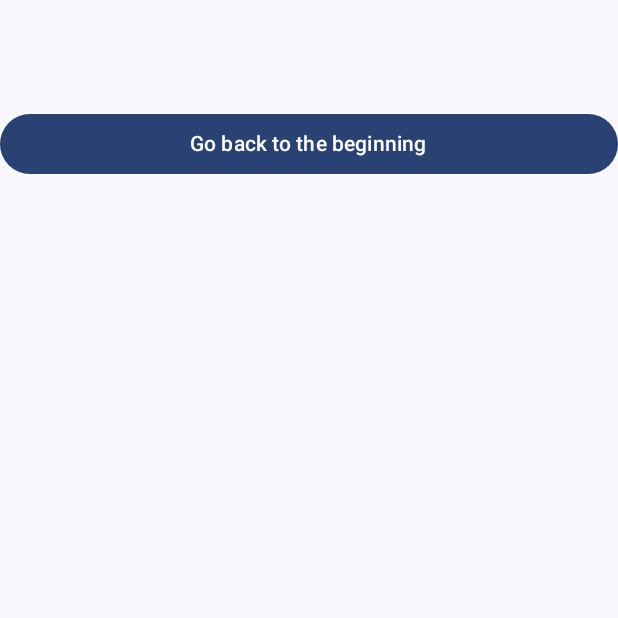
After one commit to sarahmarie23/Spring-2024-App-Project, an Android app built with Jetpack Compose: the composable AnswerScreen called with empty values, on a phone screen of 412 x 824 dp, the top half of it. The commit adds this screen. Run offline under Robolectric (Android 15) with nearby library versions, the phone set to English and light mode, and no system bars; 1 statement that could not run was skipped.

Commit message:
2 screen app with a button to switch between them

```diff
--- a/app/build.gradle.kts
+++ b/app/build.gradle.kts
@@ -59,6 +59,8 @@ dependencies {
     implementation(libs.androidx.ui.graphics)
     implementation(libs.androidx.ui.tooling.preview)
     implementation(libs.androidx.material3)
+    implementation(libs.androidx.navigation.runtime.ktx)
+    implementation(libs.androidx.navigation.compose)
     testImplementation(libs.junit)
     androidTestImplementation(libs.androidx.junit)
     androidTestImplementation(libs.androidx.espresso.core)
--- /dev/null
+++ b/app/src/main/java/com/example/css545application/ui/AnswerScreen.kt
@@ -0,0 +1,37 @@
+package com.example.css545application.ui
+
+import androidx.compose.foundation.layout.Column
+import androidx.compose.foundation.layout.fillMaxSize
+import androidx.compose.foundation.layout.fillMaxWidth
+import androidx.compose.foundation.layout.padding
+import androidx.compose.material3.Button
+import androidx.compose.material3.Text
+import androidx.compose.runtime.Composable
+import androidx.compose.ui.Modifier
+import androidx.compose.ui.res.stringResource
+import androidx.compose.ui.tooling.preview.Preview
+import androidx.compose.ui.unit.dp
+import androidx.navigation.NavController
+import com.example.css545application.JokeScreen
+import com.example.css545application.R
+import com.example.css545application.ui.theme.CSS545ApplicationTheme
+
+@Composable
+fun AnswerScreen(
+    navController: NavController,
+    answer: String,
+    onNextButtonClicked: () -> Unit,
+    modifier: Modifier = Modifier
+) {
+    Column {
+        JokeText(answer)
+        Button(
+            modifier = Modifier.fillMaxWidth(),
+            onClick = {
+                navController.navigate(JokeScreen.Question.name)
+            }
+        ) {
+            Text(text = stringResource(R.string.button2))
+        }
+    }
+}
--- /dev/null
+++ b/app/src/main/java/com/example/css545application/ui/JokeText.kt
@@ -0,0 +1,24 @@
+package com.example.css545application.ui
+
+import androidx.compose.foundation.layout.padding
+import androidx.compose.material3.MaterialTheme
+import androidx.compose.material3.Text
+import androidx.compose.runtime.Composable
+import androidx.compose.ui.Modifier
+import androidx.compose.ui.text.style.TextAlign
+import androidx.compose.ui.unit.dp
+import java.util.Objects.toString
+
+@Composable
+fun JokeText(
+    text: String,
+    modifier: Modifier = Modifier
+) {
+    Text(
+        text = toString(text),
+        style = MaterialTheme.typography.headlineLarge,
+        textAlign = TextAlign.Center,
+        modifier = Modifier
+            .padding(16.dp),
+    )
+}
--- a/app/src/main/res/values/strings.xml
+++ b/app/src/main/res/values/strings.xml
@@ -1,3 +1,9 @@
 <resources>
     <string name="app_name">CSS 545 Application</string>
+    <string name="question1">Why did the Java developer teach his young kids about single quotes?</string>
+    <string name="answer1">Because they build character.</string>
+    <string name="question_page">Joke Page</string>
+    <string name="answer_page">Answer Page</string>
+    <string name="button1">\?????</string>
+    <string name="button2">Go back to the beginning</string>
 </resources>
--- a/gradle/libs.versions.toml
+++ b/gradle/libs.versions.toml
@@ -8,6 +8,8 @@ espressoCore = "3.5.1"
 lifecycleRuntimeKtx = "2.7.0"
 activityCompose = "1.8.2"
 composeBom = "2023.08.00"
+navigationRuntimeKtx = "2.7.7"
+navigationCompose = "2.7.7"
 
 [libraries]
 androidx-core-ktx = { group = "androidx.core", name = "core-ktx", version.ref = "coreKtx" }
@@ -24,6 +26,8 @@ androidx-ui-tooling-preview = { group = "androidx.compose.ui", name = "ui-toolin
 androidx-ui-test-manifest = { group = "androidx.compose.ui", name = "ui-test-manifest" }
 androidx-ui-test-junit4 = { group = "androidx.compose.ui", name = "ui-test-junit4" }
 androidx-material3 = { group = "androidx.compose.material3", name = "material3" }
+androidx-navigation-runtime-ktx = { group = "androidx.navigation", name = "navigation-runtime-ktx", version.ref = "navigationRuntimeKtx" }
+androidx-navigation-compose = { group = "androidx.navigation", name = "navigation-compose", version.ref = "navigationCompose" }
 
 [plugins]
 androidApplication = { id = "com.android.application", version.ref = "agp" }
```
Also changed, not shown: app/src/main/java/com/example/css545application/MainActivity.kt (+6 -11 lines), app/src/main/java/com/example/css545application/ui/QuestionScreen.kt (added, +37 -0 lines).
